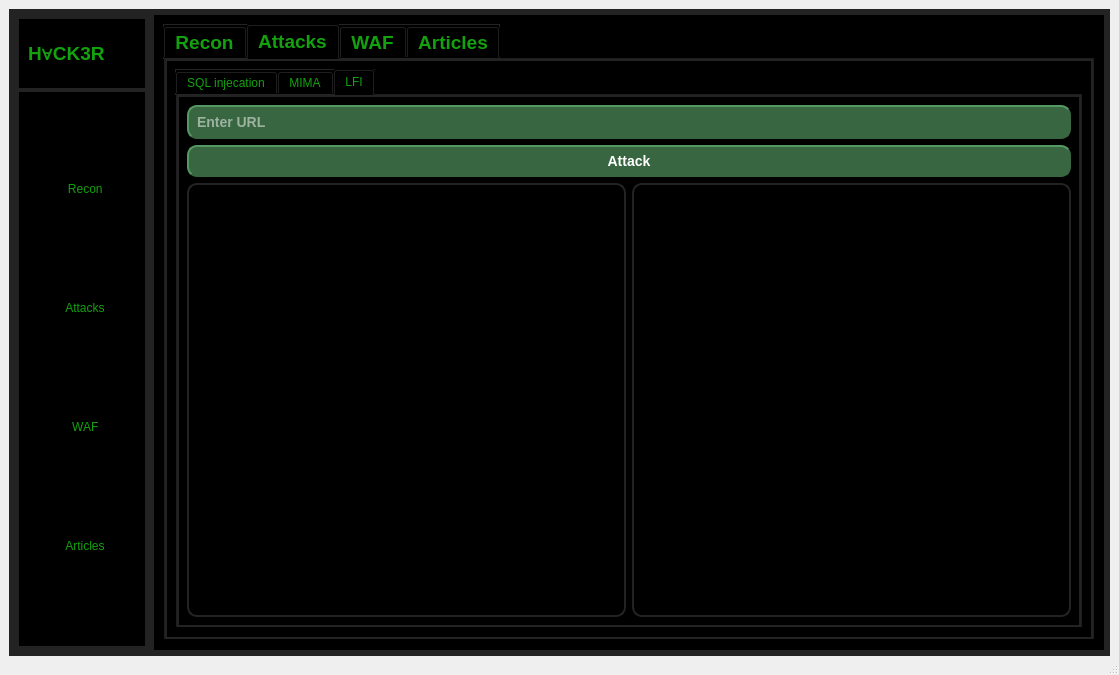
First picture: the form in GUI/app.ui, repository Graduti0n-Pr0ject/pen-testing-Program, before the edit.
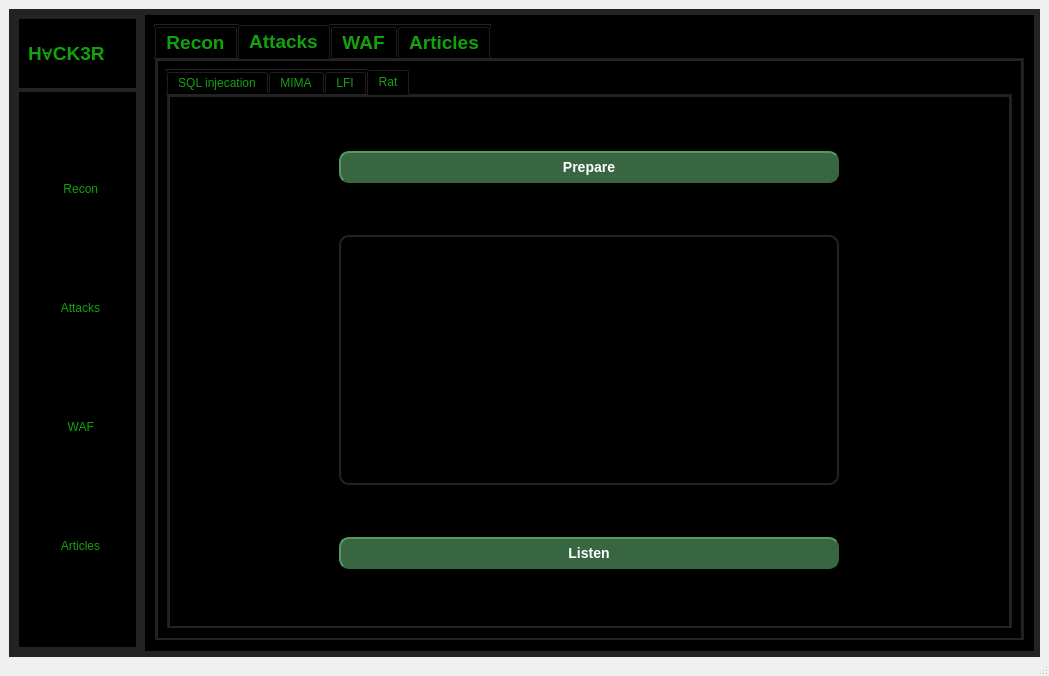
Second picture: the form after the edit. The open tabs and pages were chosen to show the change. Icons and pictures are not drawn.

What changed in the file:
```diff
--- a/GUI/app.ui
+++ b/GUI/app.ui
@@ -6,8 +6,8 @@
    <rect>
     <x>0</x>
     <y>0</y>
-    <width>1119</width>
-    <height>675</height>
+    <width>1049</width>
+    <height>676</height>
    </rect>
   </property>
   <property name="windowTitle">
@@ -998,7 +998,7 @@
               <item row="0" column="0">
                <widget class="QTabWidget" name="tabWidget">
                 <property name="currentIndex">
-                 <number>2</number>
+                 <number>3</number>
                 </property>
                 <property name="iconSize">
                  <size>
@@ -1582,6 +1582,78 @@
                   </item>
                  </layout>
                 </widget>
+                <widget class="QWidget" name="tab_5">
+                 <attribute name="title">
+                  <string>Rat</string>
+                 </attribute>
+                 <layout class="QGridLayout" name="gridLayout_15">
+                  <item row="0" column="0">
+                   <widget class="QPushButton" name="prepare_output">
+                    <property name="styleSheet">
+                     <string notr="true">background-color: rgb(56, 102, 65);
+border-style: outset;
+border-width: 2px;
+border-radius: 10px;
+border-color: rgb(56, 102, 65);
+font: bold 14px;
+min-width: 10em;
+padding: 6px;
+color: white;</string>
+                    </property>
+                    <property name="text">
+                     <string>Prepare</string>
+                    </property>
+                   </widget>
+                  </item>
+                  <item row="1" column="0">
+                   <widget class="QListWidget" name="prepare_outputs">
+                    <property name="maximumSize">
+                     <size>
+                      <width>500</width>
+                      <height>250</height>
+                     </size>
+                    </property>
+                    <property name="styleSheet">
+                     <string notr="true">background-color: black;
+color:white;
+background-attachment: scroll;
+border-width: 2px;
+border-radius: 10px;
+font: bold 16px;
+min-width: 10em;
+padding: 6px;</string>
+                    </property>
+                   </widget>
+                  </item>
+                  <item row="2" column="0">
+                   <widget class="QPushButton" name="listen_btn">
+                    <property name="styleSheet">
+                     <string notr="true">background-color: rgb(56, 102, 65);
+border-style: outset;
+border-width: 2px;
+border-radius: 10px;
+border-color: rgb(56, 102, 65);
+font: bold 14px;
+min-width: 10em;
+padding: 6px;
+color: white;</string>
+                    </property>
+                    <property name="text">
+                     <string>Listen</string>
+                    </property>
+                    <property name="autoDefault">
+                     <bool>false</bool>
+                    </property>
+                    <property name="default">
+                     <bool>false</bool>
+                    </property>
+                    <property name="flat">
+                     <bool>false</bool>
+                    </property>
+                   </widget>
+                  </item>
+                 </layout>
+                </widget>
                </widget>
               </item>
              </layout>
```
Left out of the diff: 6 changed lines with no effect on the pictures.
